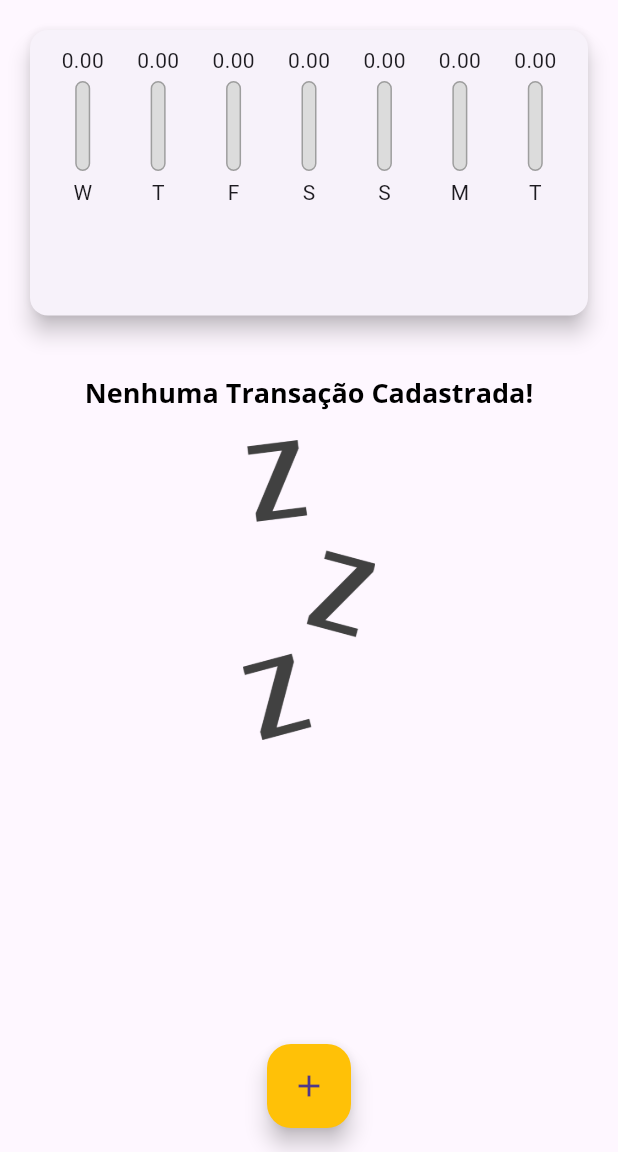
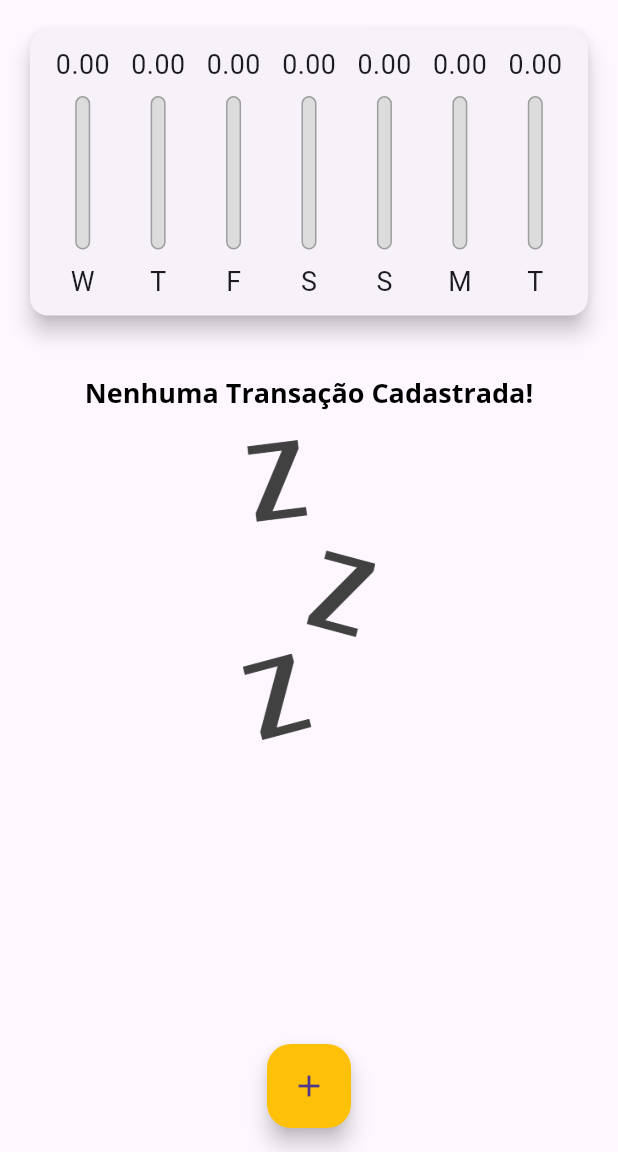
Before and after one commit to netsoncavina/flutter_expenses, a Flutter app: the screen it shows after launch, on a phone screen of 412 x 824 dp, the part 84-1236 px from its top. Run offline on Flutter 3.47's test engine with Material 3 defaults, Android fonts, the phone set to English and light mode, and no system bars.

Commit message:
implementação de responsividade

```diff
--- a/lib/components/chart_bar.dart
+++ b/lib/components/chart_bar.dart
@@ -9,12 +9,16 @@ class ChartBar extends StatelessWidget {
 
   @override
   Widget build(BuildContext context) {
+    return LayoutBuilder(builder: (
+      ctx,
+      constraints,
+    ) {
       return Column(
         children: [
-        SizedBox(height: 20, child: FittedBox(child: Text(value.toStringAsFixed(2)))),
-        const SizedBox(height: 4),
+          SizedBox(height: constraints.maxHeight * 0.15, child: FittedBox(child: Text(value.toStringAsFixed(2)))),
+          SizedBox(height: constraints.maxHeight * 0.05),
           SizedBox(
-          height: 60,
+            height: constraints.maxHeight * 0.6,
             width: 10,
             child: Stack(
               alignment: Alignment.bottomCenter,
@@ -38,9 +42,10 @@ class ChartBar extends StatelessWidget {
               ],
             ),
           ),
-        const SizedBox(height: 4),
-        Text(label),
+          SizedBox(height: constraints.maxHeight * 0.05),
+          SizedBox(height: constraints.maxHeight * 0.15, child: FittedBox(child: Text(label))),
         ],
       );
+    });
   }
 }
```
Lines whose indentation alone changed are shown as unchanged.
